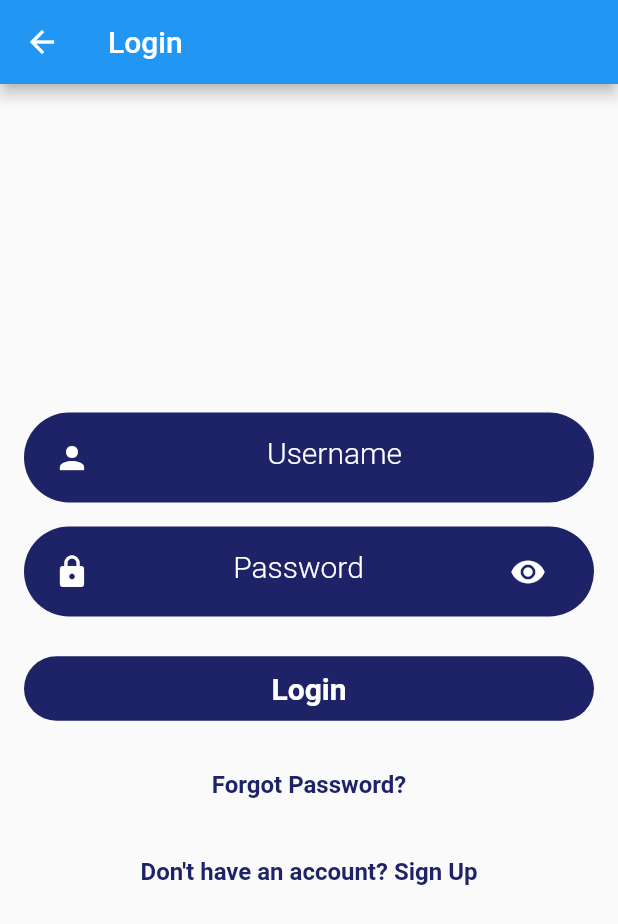
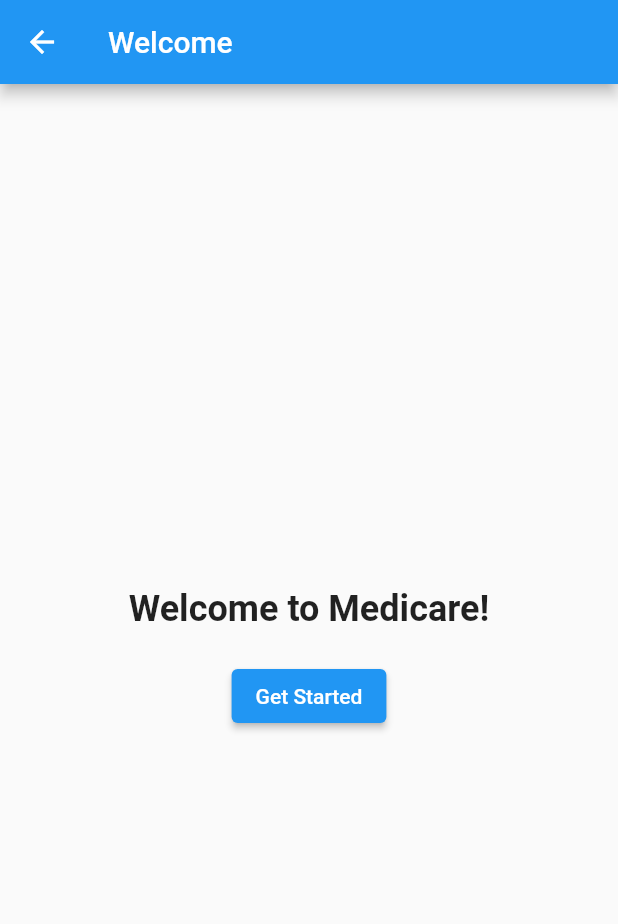
Before and after one commit to rasikasrimal/MadiCare_MAD, a Flutter app: the Login screen opened directly, after a tap on "Login", on a phone screen of 412 x 824 dp. Shown: the top 924 px of the screen. Run offline on Flutter 3.47's test engine with Material 2 defaults, Android fonts, the phone set to English and light mode, and no system bars.

```diff
--- a/medicare/lib/login/login_page.dart
+++ b/medicare/lib/login/login_page.dart
@@ -4,6 +4,7 @@ import 'package:medicare/constants/colors.dart';
 import 'package:medicare/text_buttons/username_pass.dart';
 import 'package:medicare/login/recovery_page.dart';
 import 'package:medicare/login/signup_page.dart';
+import 'package:medicare/welcome/welcome.dart'; // Import the WelcomePage
 
 class Login extends StatelessWidget {
   const Login({Key? key});
@@ -34,7 +35,18 @@ class Login extends StatelessWidget {
 
               const SizedBox(height: 24), // Spacing
 
-              MainTextButton(text: 'Login', onPressed: () {}),
+              MainTextButton(
+                text: 'Login',
+                onPressed: () {
+                  Navigator.push(
+                    context,
+                    MaterialPageRoute(
+                      builder: (context) =>
+                          const WelcomePage(), // Navigate to WelcomePage
+                    ),
+                  );
+                },
+              ),
 
               const SizedBox(height: 16), // Spacing
 
--- a/medicare/lib/login/successful.dart
+++ b/medicare/lib/login/successful.dart
@@ -2,6 +2,7 @@ import 'package:flutter/material.dart';
 import 'package:medicare/constants/colors.dart';
 import 'package:medicare/text_buttons/main_text_button.dart'; // Import your custom MainTextButton
 import 'package:medicare/login/intro_home.dart'; // Import your Home page
+import 'package:medicare/welcome/welcome.dart';
 
 class RegistrationSuccessfulPage extends StatelessWidget {
   const RegistrationSuccessfulPage({Key? key});
--- /dev/null
+++ b/medicare/lib/welcome/welcome.dart
@@ -0,0 +1,36 @@
+import 'package:flutter/material.dart';
+
+class WelcomePage extends StatelessWidget {
+  const WelcomePage({Key? key});
+
+  @override
+  Widget build(BuildContext context) {
+    return Scaffold(
+      appBar: AppBar(
+        title: const Text('Welcome'),
+      ),
+      body: Center(
+        child: Column(
+          mainAxisAlignment: MainAxisAlignment.center,
+          children: <Widget>[
+            const Text(
+              'Welcome to Medicare!',
+              style: TextStyle(
+                fontSize: 24,
+                fontWeight: FontWeight.bold,
+              ),
+            ),
+            const SizedBox(height: 20),
+            ElevatedButton(
+              onPressed: () {
+                // Add your button logic here
+                // This can be a navigation to the home page
+              },
+              child: const Text('Get Started'),
+            ),
+          ],
+        ),
+      ),
+    );
+  }
+}
```
Also changed, not shown: medicare/lib/appointment/Appointment.dart (added), medicare/lib/appointment/calender.dart (added).
